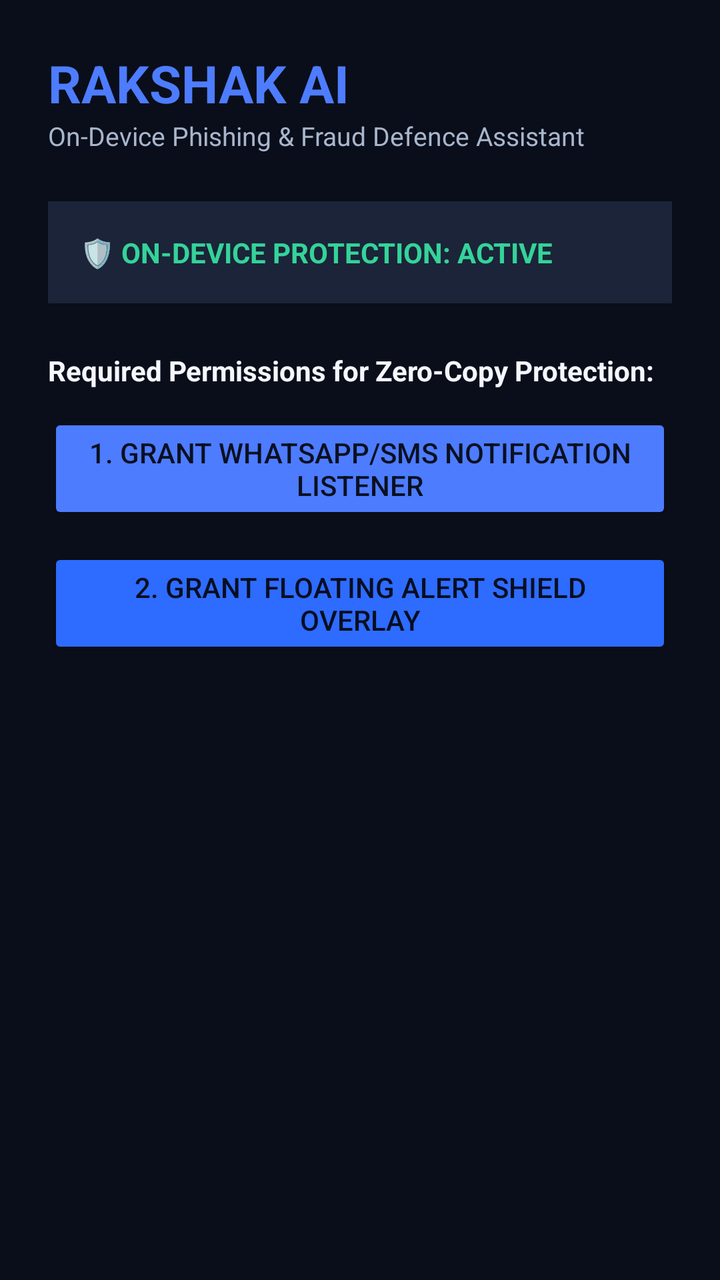
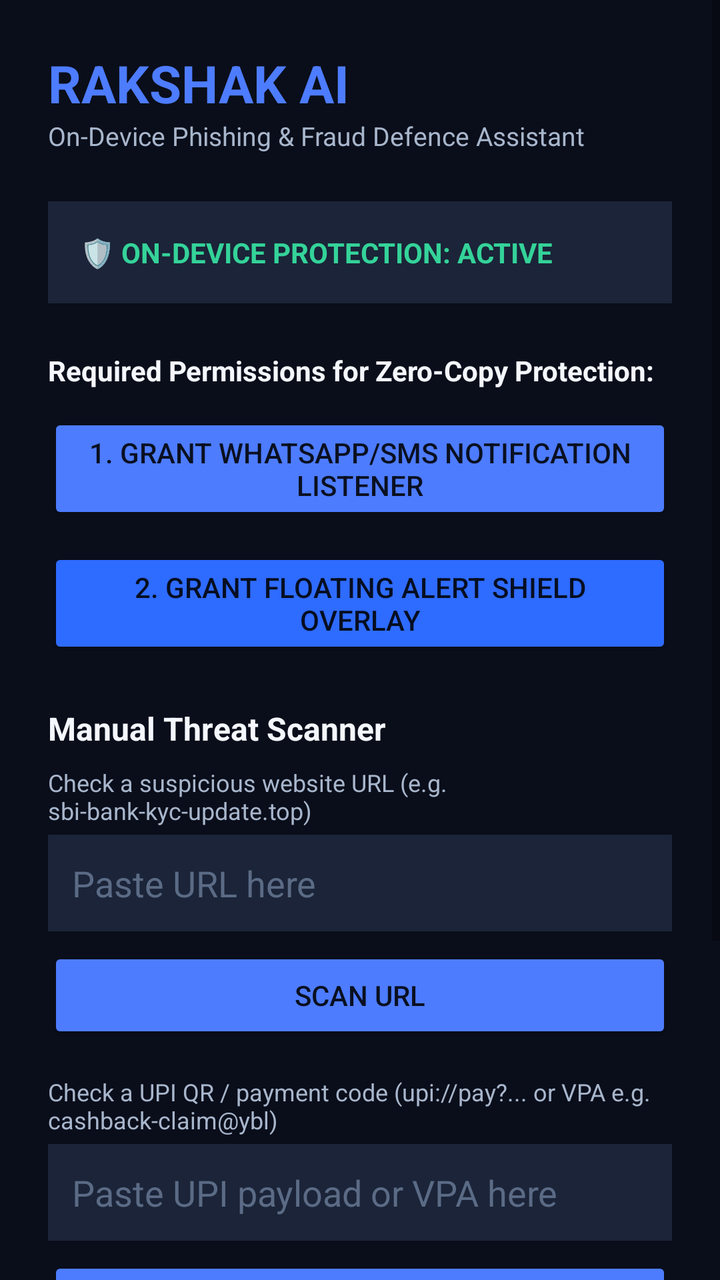

Before-and-after screenshots of an Android layout around one commit, followed by the original layout XML and the change that was made.
<!-- AndroidManifest.xml: application theme Theme.RakshakAI -->
<!-- res/layout/activity_main.xml -->
<?xml version="1.0" encoding="utf-8"?>
<LinearLayout xmlns:android="http://schemas.android.com/apk/res/android"
    android:layout_width="match_parent"
    android:layout_height="match_parent"
    android:orientation="vertical"
    android:background="#0A0E1A"
    android:padding="24dp">

    <TextView
        android:layout_width="wrap_content"
        android:layout_height="wrap_content"
        android:text="RAKSHAK AI"
        android:textColor="#4D7CFF"
        android:textSize="26sp"
        android:textStyle="bold" />

    <TextView
        android:layout_width="wrap_content"
        android:layout_height="wrap_content"
        android:text="On-Device Phishing &amp; Fraud Defence Assistant"
        android:textColor="#A8B6CC"
        android:textSize="13sp"
        android:layout_marginBottom="24dp" />

    <TextView
        android:id="@+id/tvProtectionStatus"
        android:layout_width="match_parent"
        android:layout_height="wrap_content"
        android:background="#1B2438"
        android:padding="16dp"
        android:text="🛡️ ON-DEVICE PROTECTION: ACTIVE"
        android:textColor="#34D399"
        android:textSize="14sp"
        android:textStyle="bold"
        android:layout_marginBottom="24dp" />

    <TextView
        android:layout_width="wrap_content"
        android:layout_height="wrap_content"
        android:text="Required Permissions for Zero-Copy Protection:"
        android:textColor="#F4F7FD"
        android:textSize="14sp"
        android:textStyle="bold"
        android:layout_marginBottom="12dp" />

    <Button
        android:id="@+id/btnGrantNotificationAccess"
        android:layout_width="match_parent"
        android:layout_height="wrap_content"
        android:backgroundTint="#4D7CFF"
        android:text="1. Grant WhatsApp/SMS Notification Listener"
        android:layout_marginBottom="12dp" />

    <Button
        android:id="@+id/btnGrantOverlayAccess"
        android:layout_width="match_parent"
        android:layout_height="wrap_content"
        android:backgroundTint="#2E6BFF"
        android:text="2. Grant Floating Alert Shield Overlay" />

</LinearLayout>
<!-- resources referenced by this layout -->
<resources>
  <style name="Theme.RakshakAI" parent="Theme.MaterialComponents.DayNight.DarkActionBar">
          <item name="colorPrimary">#4D7CFF</item>
          <item name="colorPrimaryVariant">#2E6BFF</item>
          <item name="colorOnPrimary">#FFFFFF</item>
          <item name="android:statusBarColor">#0A0E1A</item>
      </style>
</resources>

<!-- the commit's change to res/layout/activity_main.xml (unified diff, before → after) -->
@@ -1,61 +1,170 @@
 <?xml version="1.0" encoding="utf-8"?>
-<LinearLayout xmlns:android="http://schemas.android.com/apk/res/android"
+<ScrollView xmlns:android="http://schemas.android.com/apk/res/android"
     android:layout_width="match_parent"
     android:layout_height="match_parent"
-    android:orientation="vertical"
-    android:background="#0A0E1A"
-    android:padding="24dp">
+    android:background="#0A0E1A">
 
-    <TextView
-        android:layout_width="wrap_content"
-        android:layout_height="wrap_content"
-        android:text="RAKSHAK AI"
-        android:textColor="#4D7CFF"
-        android:textSize="26sp"
-        android:textStyle="bold" />
-
-    <TextView
-        android:layout_width="wrap_content"
-        android:layout_height="wrap_content"
-        android:text="On-Device Phishing &amp; Fraud Defence Assistant"
-        android:textColor="#A8B6CC"
-        android:textSize="13sp"
-        android:layout_marginBottom="24dp" />
-
-    <TextView
-        android:id="@+id/tvProtectionStatus"
+    <LinearLayout
         android:layout_width="match_parent"
         android:layout_height="wrap_content"
-        android:background="#1B2438"
-        android:padding="16dp"
-        android:text="🛡️ ON-DEVICE PROTECTION: ACTIVE"
-        android:textColor="#34D399"
-        android:textSize="14sp"
-        android:textStyle="bold"
-        android:layout_marginBottom="24dp" />
+        android:orientation="vertical"
+        android:padding="24dp">
 
-    <TextView
-        android:layout_width="wrap_content"
-        android:layout_height="wrap_content"
-        android:text="Required Permissions for Zero-Copy Protection:"
-        android:textColor="#F4F7FD"
-        android:textSize="14sp"
-        android:textStyle="bold"
-        android:layout_marginBottom="12dp" />
+        <TextView
+            android:layout_width="wrap_content"
+            android:layout_height="wrap_content"
+            android:text="RAKSHAK AI"
+            android:textColor="#4D7CFF"
+            android:textSize="26sp"
+            android:textStyle="bold" />
 
-    <Button
-        android:id="@+id/btnGrantNotificationAccess"
-        android:layout_width="match_parent"
-        android:layout_height="wrap_content"
-        android:backgroundTint="#4D7CFF"
-        android:text="1. Grant WhatsApp/SMS Notification Listener"
-        android:layout_marginBottom="12dp" />
+        <TextView
+            android:layout_width="wrap_content"
+            android:layout_height="wrap_content"
+            android:text="On-Device Phishing &amp; Fraud Defence Assistant"
+            android:textColor="#A8B6CC"
+            android:textSize="13sp"
+            android:layout_marginBottom="24dp" />
 
-    <Button
-        android:id="@+id/btnGrantOverlayAccess"
-        android:layout_width="match_parent"
-        android:layout_height="wrap_content"
-        android:backgroundTint="#2E6BFF"
-        android:text="2. Grant Floating Alert Shield Overlay" />
+        <TextView
+            android:id="@+id/tvProtectionStatus"
+            android:layout_width="match_parent"
+            android:layout_height="wrap_content"
+            android:background="#1B2438"
+            android:padding="16dp"
+            android:text="🛡️ ON-DEVICE PROTECTION: ACTIVE"
+            android:textColor="#34D399"
+            android:textSize="14sp"
+            android:textStyle="bold"
+            android:layout_marginBottom="24dp" />
 
-</LinearLayout>
+        <TextView
+            android:layout_width="wrap_content"
+            android:layout_height="wrap_content"
+            android:text="Required Permissions for Zero-Copy Protection:"
+            android:textColor="#F4F7FD"
+            android:textSize="14sp"
+            android:textStyle="bold"
+            android:layout_marginBottom="12dp" />
+
+        <Button
+            android:id="@+id/btnGrantNotificationAccess"
+            android:layout_width="match_parent"
+            android:layout_height="wrap_content"
+            android:backgroundTint="#4D7CFF"
+            android:text="1. Grant WhatsApp/SMS Notification Listener"
+            android:layout_marginBottom="12dp" />
+
+        <Button
+            android:id="@+id/btnGrantOverlayAccess"
+            android:layout_width="match_parent"
+            android:layout_height="wrap_content"
+            android:backgroundTint="#2E6BFF"
+            android:text="2. Grant Floating Alert Shield Overlay"
+            android:layout_marginBottom="24dp" />
+
+        <TextView
+            android:layout_width="wrap_content"
+            android:layout_height="wrap_content"
+            android:text="Manual Threat Scanner"
+            android:textColor="#F4F7FD"
+            android:textSize="16sp"
+            android:textStyle="bold"
+            android:layout_marginBottom="8dp" />
+
+        <TextView
+            android:layout_width="wrap_content"
+            android:layout_height="wrap_content"
+            android:text="Check a suspicious website URL (e.g. sbi-bank-kyc-update.top)"
+            android:textColor="#A8B6CC"
+            android:textSize="12sp"
+            android:layout_marginBottom="4dp" />
+
+        <EditText
+            android:id="@+id/etUrlInput"
+            android:layout_width="match_parent"
+            android:layout_height="wrap_content"
+            android:background="#1B2438"
+            android:padding="12dp"
+            android:textColor="#FFFFFF"
+            android:textColorHint="#5B6B85"
+            android:hint="Paste URL here"
+            android:inputType="textUri"
+            android:layout_marginBottom="8dp" />
+
+        <Button
+            android:id="@+id/btnScanUrl"
+            android:layout_width="match_parent"
+            android:layout_height="wrap_content"
+            android:backgroundTint="#4D7CFF"
+            android:text="Scan URL"
+            android:layout_marginBottom="16dp" />
+
+        <TextView
+            android:layout_width="wrap_content"
+            android:layout_height="wrap_content"
+            android:text="Check a UPI QR / payment code (upi://pay?... or VPA e.g. cashback-claim@ybl)"
+            android:textColor="#A8B6CC"
+            android:textSize="12sp"
+            android:layout_marginBottom="4dp" />
+
+        <EditText
+            android:id="@+id/etUpiInput"
+            android:layout_width="match_parent"
+            android:layout_height="wrap_content"
+            android:background="#1B2438"
+            android:padding="12dp"
+            android:textColor="#FFFFFF"
+            android:textColorHint="#5B6B85"
+            android:hint="Paste UPI payload or VPA here"
+            android:inputType="text"
+            android:layout_marginBottom="8dp" />
+
+        <Button
+            android:id="@+id/btnScanUpi"
+            android:layout_width="match_parent"
+            android:layout_height="wrap_content"
+            android:backgroundTint="#4D7CFF"
+            android:text="Scan UPI / QR"
+            android:layout_marginBottom="16dp" />
+
+        <TextView
+            android:layout_width="wrap_content"
+            android:layout_height="wrap_content"
+            android:text="Check an APK URL or package name (e.g. com.sbi.kyc.verification.doc)"
+            android:textColor="#A8B6CC"
+            android:textSize="12sp"
+            android:layout_marginBottom="4dp" />
+
+        <EditText
+            android:id="@+id/etApkInput"
+            android:layout_width="match_parent"
+            android:layout_height="wrap_content"
+            android:background="#1B2438"
+            android:padding="12dp"
+            android:textColor="#FFFFFF"
+            android:textColorHint="#5B6B85"
+            android:hint="Paste APK URL or package name here"
+            android:inputType="text"
+            android:layout_marginBottom="8dp" />
+
+        <Button
+            android:id="@+id/btnScanApk"
+            android:layout_width="match_parent"
+            android:layout_height="wrap_content"
+            android:backgroundTint="#4D7CFF"
+            android:text="Scan APK"
+            android:layout_marginBottom="16dp" />
+
+        <TextView
+            android:id="@+id/tvScanResult"
+            android:layout_width="match_parent"
+            android:layout_height="wrap_content"
+            android:background="#1B2438"
+            android:padding="16dp"
+            android:textColor="#E2E8F0"
+            android:textSize="13sp"
+            android:visibility="gone" />
+
+    </LinearLayout>
+</ScrollView>
